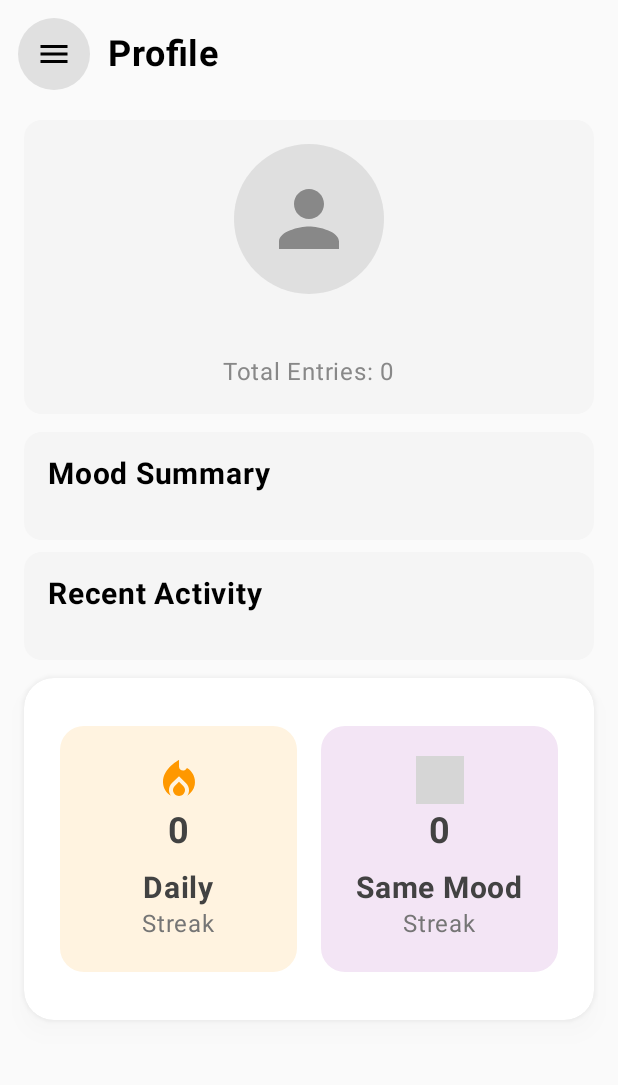
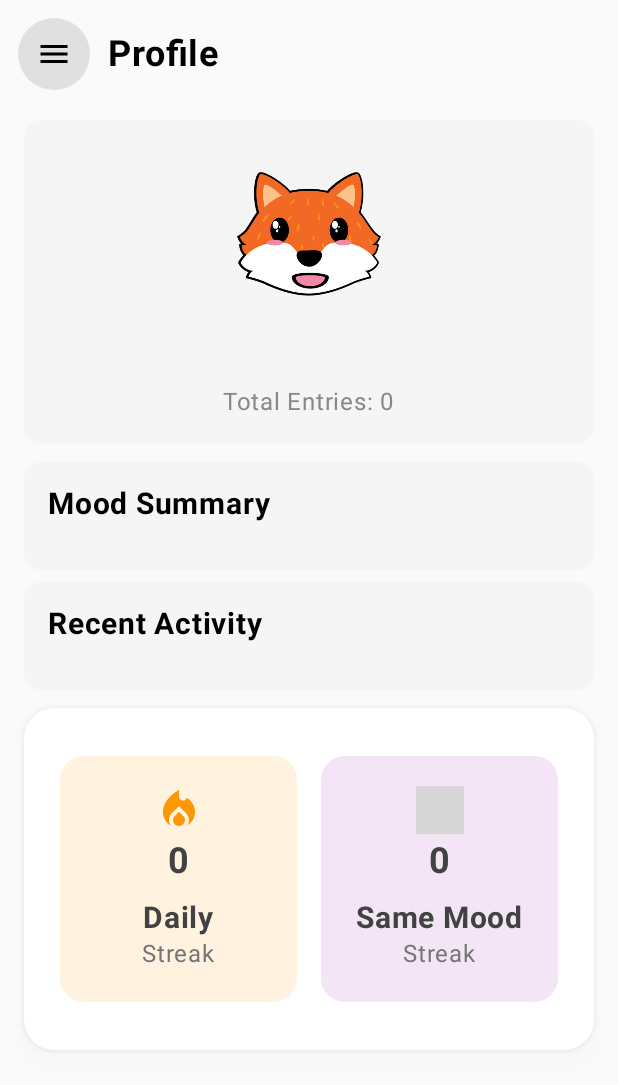
Before and after one commit to talhanuhuymaz/MindUP, an Android app built with Jetpack Compose: the ProfilePage screen opened through its navigation route, on a phone screen of 412 x 824 dp. Shown: the top 1085 px of the screen. Run offline under Robolectric (Android 15) with nearby library versions, the phone set to English and light mode, and no system bars; our stand-ins replace Firebase (no records; nobody signed in at launch, a user with empty details on screens opened directly), Room's generated code, livedata-compose; grey boxes are pictures that could not be loaded.

Commit message:
Fixed some error messages, added avatar system to the profile page you can use one of them.

```diff
--- a/app/src/main/java/com/yeditepe/mindup/navigation/MyAppNavigation.kt
+++ b/app/src/main/java/com/yeditepe/mindup/navigation/MyAppNavigation.kt
@@ -29,7 +29,6 @@ data class NavigationItem(
     val icon: ImageVector
 )
 
-@OptIn(ExperimentalMaterial3Api::class)
 @Composable
 fun MyAppNavigation(
     modifier: Modifier = Modifier,
@@ -122,7 +121,7 @@ fun MyAppNavigation(
     ) {
         NavHost(navController = navController, startDestination = "login") {
             composable("login") {
-                LoginPage(modifier, navController, authViewModel)
+                LoginPage(navController, authViewModel)
             }
             composable("signup") {
                 SignupPage(modifier, navController, authViewModel)
@@ -140,14 +139,12 @@ fun MyAppNavigation(
                 StatsPage(
                     modifier = modifier,
                     moodViewModel = moodViewModel,
-                    navController = navController,
                     onMenuClick = { scope.launch { drawerState.open() } }
                 )
             }
             composable("profile") {
                 ProfilePage(
                     modifier = modifier,
-                    navController = navController,
                     authViewModel = authViewModel,
                     moodViewModel = moodViewModel,
                     onMenuClick = { scope.launch { drawerState.open() } }
--- a/app/src/main/java/com/yeditepe/mindup/notification/NotificationHelper.kt
+++ b/app/src/main/java/com/yeditepe/mindup/notification/NotificationHelper.kt
@@ -24,7 +24,6 @@ class NotificationHelper(private val context: Context) {
     }
 
     private fun createNotificationChannel() {
-        if (Build.VERSION.SDK_INT >= Build.VERSION_CODES.O) {
         val channel = NotificationChannel(
             CHANNEL_ID,
             "Mood Entry Reminders",
@@ -35,7 +34,6 @@ class NotificationHelper(private val context: Context) {
             enableVibration(true)
         }
         notificationManager.createNotificationChannel(channel)
-        }
     }
 
     fun showNotification() {
--- a/app/src/main/java/com/yeditepe/mindup/screens/LoginPage.kt
+++ b/app/src/main/java/com/yeditepe/mindup/screens/LoginPage.kt
@@ -8,7 +8,6 @@ import androidx.compose.foundation.verticalScroll
 import androidx.compose.material.icons.Icons
 import androidx.compose.material.icons.filled.Email
 import androidx.compose.material.icons.filled.Key
-import androidx.compose.material.icons.filled.Lock
 import androidx.compose.material.icons.filled.Visibility
 import androidx.compose.material.icons.filled.VisibilityOff
 import androidx.compose.material3.Button
@@ -31,7 +30,6 @@ import androidx.compose.ui.platform.LocalContext
 import androidx.compose.ui.text.font.FontWeight
 import androidx.compose.ui.text.input.PasswordVisualTransformation
 import androidx.compose.ui.text.input.VisualTransformation
-import androidx.compose.ui.text.style.TextAlign
 import androidx.compose.ui.unit.dp
 import androidx.compose.ui.unit.sp
 import androidx.navigation.NavController
@@ -40,7 +38,7 @@ import com.yeditepe.mindup.viewmodel.AuthViewModel
 
 
 @Composable
-fun LoginPage(modifier: Modifier = Modifier, navController: NavController, authViewModel: AuthViewModel) {
+fun LoginPage(navController: NavController, authViewModel: AuthViewModel) {
     var email by remember { mutableStateOf("") }
     var password by remember { mutableStateOf("") }
     var passwordVisible by remember { mutableStateOf(false) }
--- a/app/src/main/java/com/yeditepe/mindup/screens/ProfilePage.kt
+++ b/app/src/main/java/com/yeditepe/mindup/screens/ProfilePage.kt
@@ -6,10 +6,7 @@ import androidx.compose.foundation.layout.*
 import androidx.compose.foundation.shape.CircleShape
 import androidx.compose.foundation.shape.RoundedCornerShape
 import androidx.compose.material.icons.Icons
-import androidx.compose.material.icons.filled.Menu
 import androidx.compose.material.icons.filled.Person
-import androidx.compose.material.icons.filled.Star
-import androidx.compose.material.icons.filled.Favorite
 import androidx.compose.material.icons.filled.LocalFireDepartment
 import androidx.compose.material3.*
 import androidx.compose.runtime.*
@@ -21,7 +18,6 @@ import androidx.compose.ui.res.painterResource
 import androidx.compose.ui.text.font.FontWeight
 import androidx.compose.ui.unit.dp
 import androidx.compose.ui.unit.sp
-import androidx.navigation.NavController
 import com.yeditepe.mindup.viewmodel.AuthViewModel
 import com.yeditepe.mindup.viewmodel.MoodViewModel
 import com.yeditepe.mindup.R
@@ -32,11 +28,31 @@ import androidx.compose.ui.draw.shadow
 import com.yeditepe.mindup.components.PageHeader
 import androidx.compose.foundation.rememberScrollState
 import androidx.compose.foundation.verticalScroll
+import androidx.compose.material3.AlertDialog
+import androidx.compose.foundation.clickable
+import androidx.compose.foundation.layout.Arrangement
+import androidx.compose.foundation.layout.Row
+import androidx.compose.foundation.layout.size
+import androidx.compose.foundation.lazy.grid.GridCells
+import androidx.compose.foundation.lazy.grid.LazyVerticalGrid
+import androidx.compose.foundation.lazy.grid.items
+import androidx.compose.runtime.getValue
+import androidx.compose.runtime.mutableStateOf
+import androidx.compose.runtime.remember
+import androidx.compose.runtime.setValue
+import androidx.compose.ui.draw.clip
+
+private val avatarList = listOf(
+    R.drawable.fox,
+    R.drawable.cat,
+    R.drawable.batman,
+    R.drawable.joker,
+
+)
 
 @Composable
 fun ProfilePage(
     modifier: Modifier = Modifier,
-    navController: NavController,
     authViewModel: AuthViewModel,
     moodViewModel: MoodViewModel,
     onMenuClick: () -> Unit
@@ -44,6 +60,8 @@ fun ProfilePage(
     val moodEntries = moodViewModel.moodEntries.observeAsState(initial = emptyList())
     val currentUser = authViewModel.getCurrentUser()
     val scrollState = rememberScrollState()
+    var showAvatarDialog by remember { mutableStateOf(false) }
+    var selectedAvatar by remember { mutableStateOf(R.drawable.fox) }
 
     Column(
         modifier = modifier
@@ -62,7 +80,7 @@ fun ProfilePage(
                 .verticalScroll(scrollState),
             horizontalAlignment = Alignment.CenterHorizontally
         ) {
-            // Profil Fotoğrafı ve Bilgiler
+
             Card(
                 modifier = Modifier
                     .fillMaxWidth()
@@ -76,20 +94,14 @@ fun ProfilePage(
                         .padding(16.dp),
                     horizontalAlignment = Alignment.CenterHorizontally
                 ) {
-                    Box(
+                    Image(
+                        painter = painterResource(id = selectedAvatar),
+                        contentDescription = "Profile Picture",
                         modifier = Modifier
-                            .size(100.dp)
-                            .background(Color.Gray.copy(alpha = 0.2f), CircleShape)
-                            .padding(16.dp),
-                        contentAlignment = Alignment.Center
-                    ) {
-                        Icon(
-                            imageVector = Icons.Default.Person,
-                            contentDescription = "Profile Picture",
-                            modifier = Modifier.size(60.dp),
-                            tint = Color.Gray
-                        )
-                    }
+                            .size(120.dp)
+                            .clip(CircleShape)
+                            .clickable { showAvatarDialog = true }
+                    )
                     Spacer(modifier = Modifier.height(16.dp))
                     Text(
                         text = currentUser?.email ?: "Not signed in",
@@ -122,7 +134,7 @@ fun ProfilePage(
                         modifier = Modifier.padding(bottom = 16.dp)
                     )
 
-                    // Mood istatistikleri
+
                     val moodStats = moodEntries.value
                         .groupBy { it.mood }
                         .mapValues { it.value.size }
@@ -298,6 +310,39 @@ fun ProfilePage(
                 }
             }
         }
+
+        if (showAvatarDialog) {
+            AlertDialog(
+                onDismissRequest = { showAvatarDialog = false },
+                title = { Text("Choose Avatar") },
+                text = {
+                    LazyVerticalGrid(
+                        columns = GridCells.Fixed(3),
+                        horizontalArrangement = Arrangement.spacedBy(8.dp),
+                        verticalArrangement = Arrangement.spacedBy(8.dp)
+                    ) {
+                        items(avatarList) { avatar ->
+                            Image(
+                                painter = painterResource(id = avatar),
+                                contentDescription = "Avatar Option",
+                                modifier = Modifier
+                                    .size(80.dp)
+                                    .clip(CircleShape)
+                                    .clickable {
+                                        selectedAvatar = avatar
+                                        showAvatarDialog = false
+                                    }
+                            )
+                        }
+                    }
+                },
+                confirmButton = {
+                    TextButton(onClick = { showAvatarDialog = false }) {
+                        Text("Cancel")
+                    }
+                }
+            )
+        }
     }
 }
 
@@ -308,7 +353,7 @@ private fun getMoodIconResource(mood: String): Int {
         "calm" -> R.drawable.relaxed
         "anxious" -> R.drawable.anxious
         "angry" -> R.drawable.angry
-        else -> R.drawable.happy // varsayılan
+        else -> R.drawable.happy
     }
 }
 
--- a/app/src/main/java/com/yeditepe/mindup/viewmodel/MoodViewModel.kt
+++ b/app/src/main/java/com/yeditepe/mindup/viewmodel/MoodViewModel.kt
@@ -9,7 +9,6 @@ import androidx.lifecycle.switchMap
 import androidx.lifecycle.viewModelScope
 import com.yeditepe.mindup.data.AppDatabase
 import com.yeditepe.mindup.model.MoodEntry
-import kotlinx.coroutines.flow.Flow
 import kotlinx.coroutines.launch
 import java.time.LocalDateTime
 import com.google.firebase.auth.FirebaseAuth
@@ -19,7 +18,7 @@ class MoodViewModel(application: Application) : AndroidViewModel(application) {
     private val moodDao = database.moodDao()
     private val auth = FirebaseAuth.getInstance()
 
-    private val _loading = MutableLiveData<Boolean>(false)
+    private val _loading = MutableLiveData(false)
     val loading: LiveData<Boolean> = _loading
 
     private val _currentUserId = MutableLiveData<String?>()
```
Also changed, not shown: app/src/main/java/com/yeditepe/mindup/data/Converters.kt (+2 -16 lines), app/src/main/java/com/yeditepe/mindup/screens/HomePage.kt (+1 -65 lines), app/src/main/java/com/yeditepe/mindup/screens/StatsPage.kt (+1 -32 lines), app/src/main/res/drawable/batman.png (added), app/src/main/res/drawable/cat.png (added), app/src/main/res/drawable/fox.png (added), app/src/main/res/drawable/joker.png (added). Lines whose indentation alone changed are shown as unchanged.
